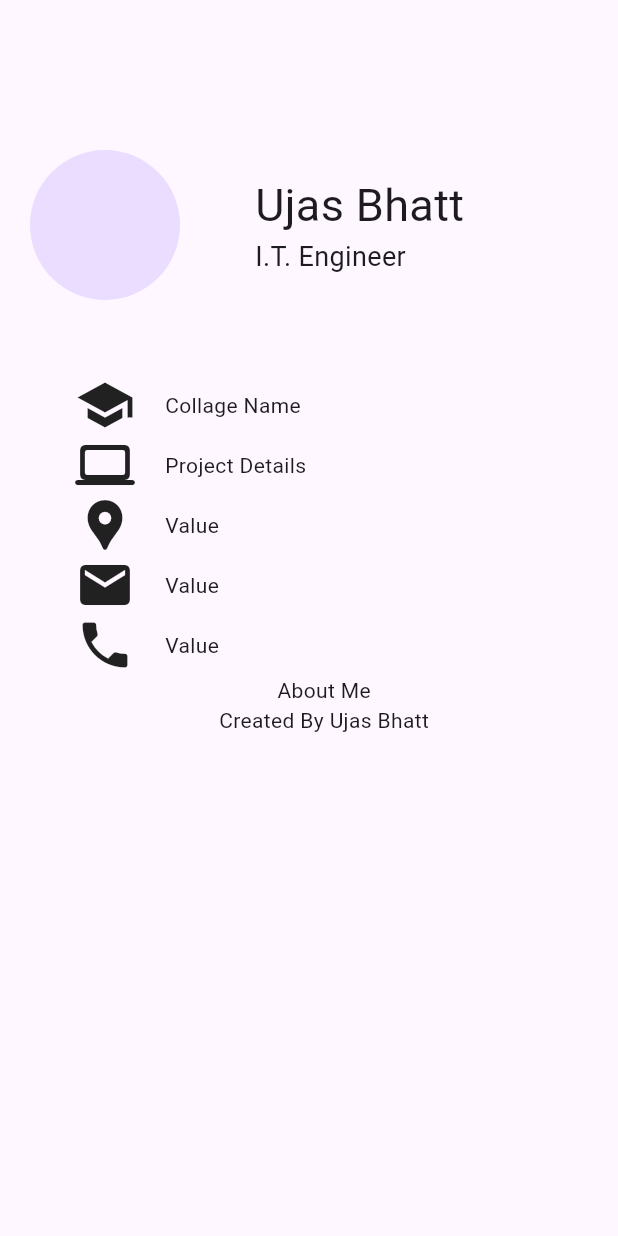
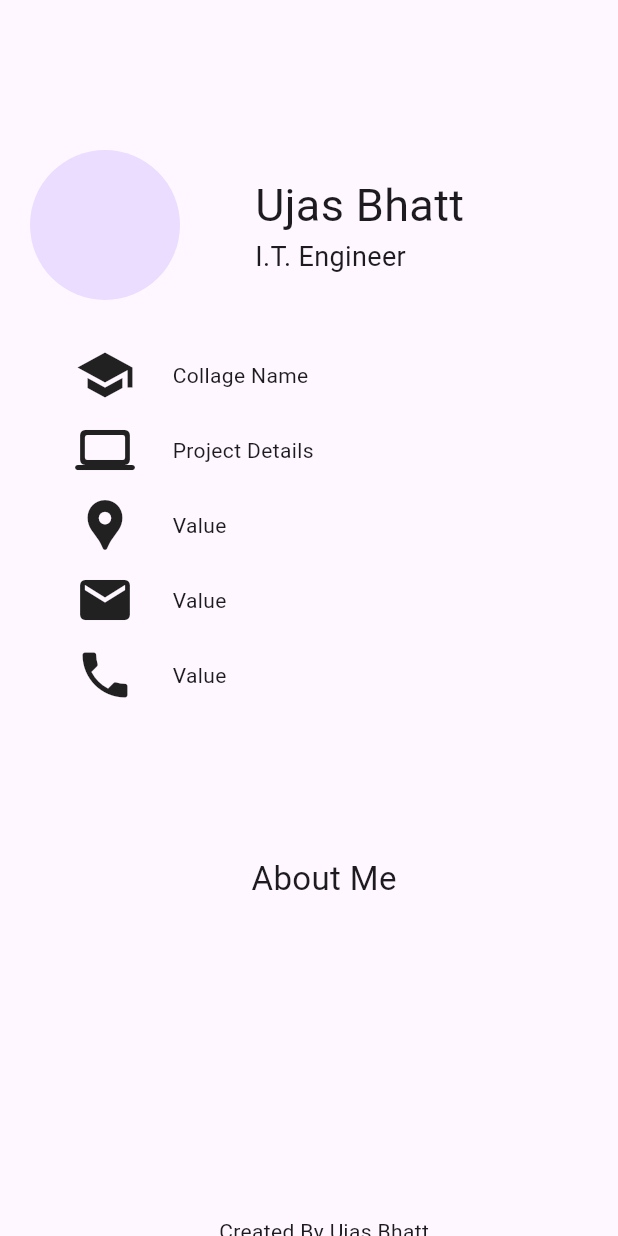
Before and after one commit to UjasBhatt10/Portfolio_App, a Flutter app: the screen it shows after launch, on a phone screen of 412 x 824 dp. Run offline on Flutter 3.47's test engine with Material 3 defaults, Android fonts, the phone set to English and light mode, and no system bars.

Commit message:
portfolio#3

```diff
--- a/lib/main.dart
+++ b/lib/main.dart
@@ -35,7 +35,7 @@ class Home extends StatelessWidget {
               ],
             ),
             SizedBox(
-              height: 50,
+              height: 30,
             ),
             Padding(
               padding: const EdgeInsets.only(left: 30.0),
@@ -48,10 +48,13 @@ class Home extends StatelessWidget {
                         size: 40.0,
                       ),
                       SizedBox(
-                        width: 20.0,
+                        width: 25,
                       ),
                       Text("Collage Name"),
                     ],
+                  ),
+                  SizedBox(
+                    height: 10,
                   ),
                   Row(
                     children: <Widget>[
@@ -60,10 +63,13 @@ class Home extends StatelessWidget {
                         size: 40.0,
                       ),
                       SizedBox(
-                        width: 20.0,
+                        width: 25,
                       ),
                       Text("Project Details"),
                     ],
+                  ),
+                  SizedBox(
+                    height: 10,
                   ),
                   Row(
                     children: <Widget>[
@@ -72,10 +78,13 @@ class Home extends StatelessWidget {
                         size: 40.0,
                       ),
                       SizedBox(
-                        width: 20.0,
+                        width: 25,
                       ),
                       Text("Value"),
                     ],
+                  ),
+                  SizedBox(
+                    height: 10,
                   ),
                   Row(
                     children: <Widget>[
@@ -84,10 +93,13 @@ class Home extends StatelessWidget {
                         size: 40.0,
                       ),
                       SizedBox(
-                        width: 20.0,
+                        width: 25,
                       ),
                       Text("Value"),
                     ],
+                  ),
+                  SizedBox(
+                    height: 10,
                   ),
                   Row(
                     children: <Widget>[
@@ -96,7 +108,7 @@ class Home extends StatelessWidget {
                         size: 40.0,
                       ),
                       SizedBox(
-                        width: 20.0,
+                        width: 25,
                       ),
                       Text("Value"),
                     ],
@@ -104,7 +116,16 @@ class Home extends StatelessWidget {
                 ],
               ),
             ),
-            Text("About Me"),
+            SizedBox(
+              height: 100,
+            ),
+            Text(
+              "About Me",
+              style: TextStyle(fontSize: 22),
+            ),
+            SizedBox(
+              height: 210,
+            ),
             Text("Created By Ujas Bhatt"),
           ],
         ),
```
